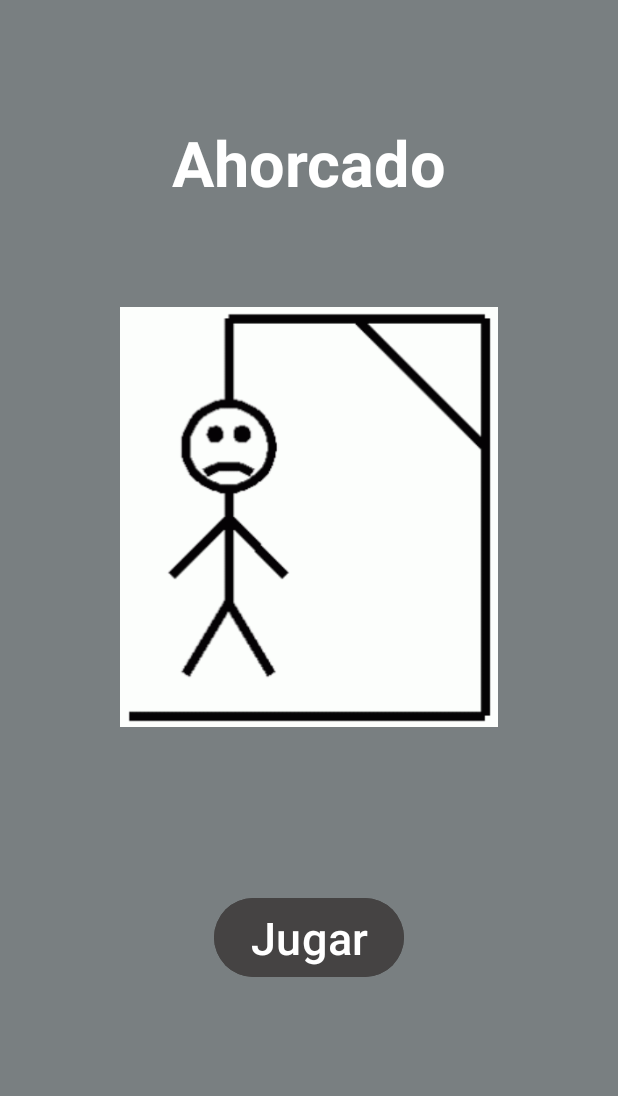
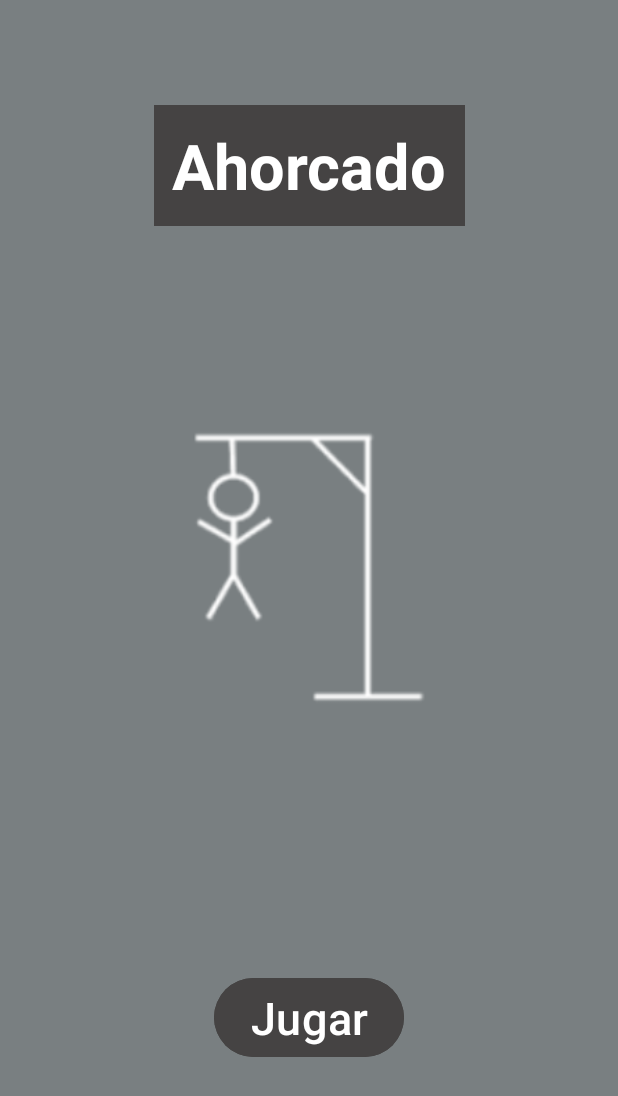
Before and after one commit to hhgm20/gonzalezh_parcial2, an Android app: the layout activity_main.xml on its own in the app's theme, with its tools: preview values and no code run, on a phone screen of 412 x 824 dp. Shown: the top 1096 px of the screen. Run offline under Robolectric (Android 15) with nearby library versions, the phone set to English and light mode, and no system bars.

Commit message:
Se modificaron archivos

```diff
--- a/app/src/main/java/com/example/ahorcado/JugarAhorcado.kt
+++ b/app/src/main/java/com/example/ahorcado/JugarAhorcado.kt
@@ -17,7 +17,8 @@ class JugarAhorcado : AppCompatActivity() {
     private lateinit var btnReiniciar: Button
     private lateinit var btnRegresar: Button
 
-    private val listaPalabras = listOf("HOLA", "MUNDO", "ANDROID", "STUDIO", "VARIABLE", "CONSTANTE", "PROGRAMACION", "CODIGO",)
+    private val listaPalabras = listOf("HOLA", "MUNDO", "ANDROID", "STUDIO",
+        "VARIABLE", "CONSTANTE", "PROGRAMACION", "CODIGO",)
     private var palabraAdivinar = ""
     private var intentos = 6
     private var letrasAdivinadas = mutableListOf<Char>()
@@ -35,7 +36,7 @@ class JugarAhorcado : AppCompatActivity() {
 
         btnReiniciar.isEnabled = false
 
-        iniciarNuveoJuego()
+        iniciarNuevoJuego()
 
         btnAdivinar.setOnClickListener {
             val guess = etAdivinar.text.toString().uppercase()
@@ -66,7 +67,7 @@ class JugarAhorcado : AppCompatActivity() {
         }
 
         btnReiniciar.setOnClickListener {
-            iniciarNuveoJuego()
+            iniciarNuevoJuego()
         }
 
         btnRegresar.setOnClickListener {
@@ -74,7 +75,7 @@ class JugarAhorcado : AppCompatActivity() {
         }
     }
 
-    private fun iniciarNuveoJuego() {
+    private fun iniciarNuevoJuego() {
         palabraAdivinar = listaPalabras.random()
         intentos = 6
         letrasAdivinadas.clear()
--- a/app/src/main/res/layout/activity_main.xml
+++ b/app/src/main/res/layout/activity_main.xml
@@ -5,7 +5,7 @@
     android:layout_width="match_parent"
     android:layout_height="match_parent"
     android:background="@color/background"
-    android:padding="80dp"
+    android:padding="70dp"
     tools:context=".MainActivity">
 
     <TextView
@@ -13,23 +13,27 @@
         android:layout_width="wrap_content"
         android:layout_height="wrap_content"
         android:gravity="center"
+        android:text="@string/titulo"
+        android:padding="12dp"
+        android:background="@color/btn_menu"
         android:textColor="@color/white"
         android:textSize="42sp"
         android:textStyle="bold"
         app:layout_constraintEnd_toEndOf="parent"
         app:layout_constraintStart_toStartOf="parent"
-        app:layout_constraintTop_toTopOf="parent"
-        android:text="@string/titulo" />
+        app:layout_constraintTop_toTopOf="parent" />
 
     <ImageView
         android:id="@+id/imageView"
-        android:layout_width="wrap_content"
-        android:layout_height="wrap_content"
-        android:layout_marginTop="48dp"
-        android:src="@drawable/img"
+        android:layout_width="266dp"
+        android:layout_height="439dp"
+        android:layout_marginTop="12dp"
+        android:src="@drawable/img_1"
         app:layout_constraintEnd_toEndOf="parent"
+        app:layout_constraintHorizontal_bias="0.551"
         app:layout_constraintStart_toStartOf="parent"
-        app:layout_constraintTop_toBottomOf="@+id/textView" />
+        app:layout_constraintTop_toBottomOf="@+id/textView"
+        app:tint="@color/white" />
 
     <Button
         android:id="@+id/btnJugar"
```
Also changed, not shown: app/src/main/res/drawable/img.png (deleted), app/src/main/res/drawable/img_1.png (added).
